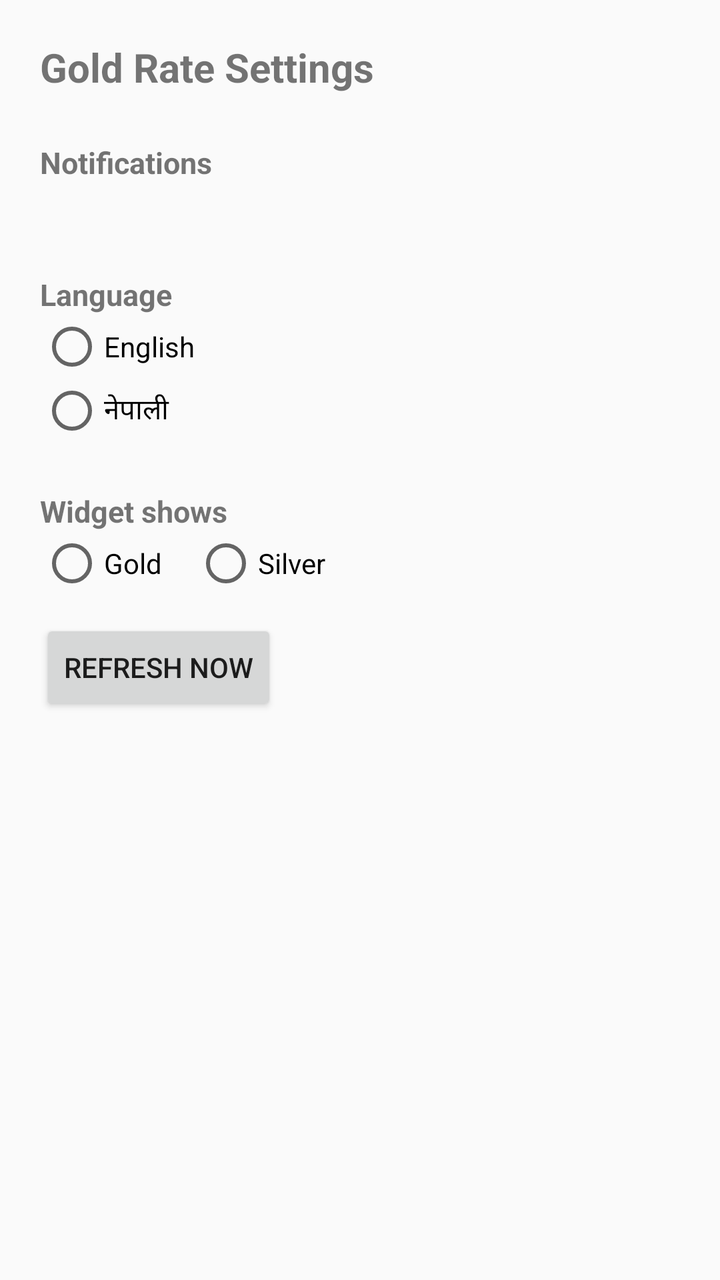
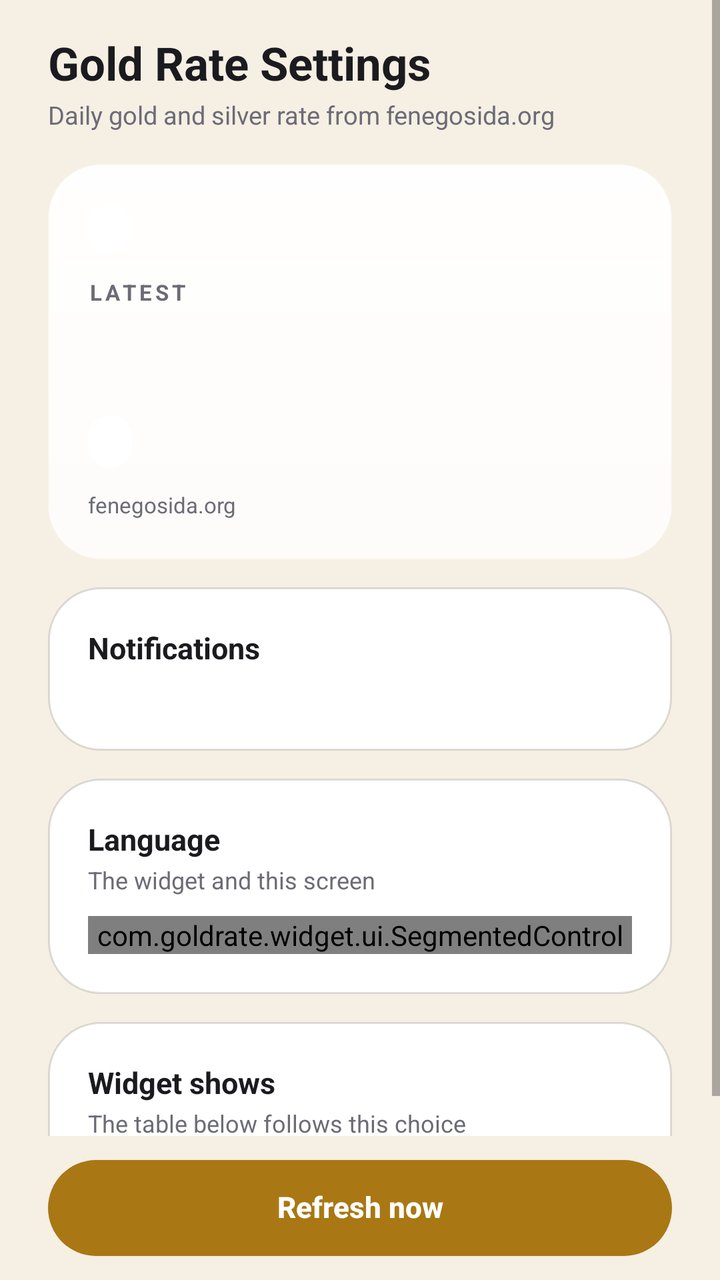

Two renders of the same Android screen: before a commit and after it. Below are the layout's source before the change and the commit's diff.
<!-- AndroidManifest.xml: activity theme Theme.Fenegosidawidget -->
<!-- res/layout/activity_config.xml -->
<?xml version="1.0" encoding="utf-8"?>
<ScrollView xmlns:android="http://schemas.android.com/apk/res/android"
    android:id="@+id/config_root"
    android:layout_width="match_parent"
    android:layout_height="match_parent"
    android:fillViewport="true">

    <LinearLayout
        android:layout_width="match_parent"
        android:layout_height="wrap_content"
        android:orientation="vertical"
        android:padding="20dp">

        <TextView
            android:id="@+id/titleText"
            android:layout_width="match_parent"
            android:layout_height="wrap_content"
            android:text="@string/config_title"
            android:textSize="20sp"
            android:textStyle="bold" />

        <TextView
            android:layout_width="match_parent"
            android:layout_height="wrap_content"
            android:layout_marginTop="24dp"
            android:text="@string/config_notifications_title"
            android:textSize="15sp"
            android:textStyle="bold" />

        <TextView
            android:id="@+id/notificationStatusText"
            android:layout_width="match_parent"
            android:layout_height="wrap_content"
            android:layout_marginTop="4dp"
            android:textSize="13sp" />

        <Button
            android:id="@+id/notificationButton"
            android:layout_width="wrap_content"
            android:layout_height="wrap_content"
            android:layout_marginTop="4dp"
            android:text="@string/config_notifications_enable"
            android:visibility="gone" />

        <TextView
            android:layout_width="match_parent"
            android:layout_height="wrap_content"
            android:layout_marginTop="24dp"
            android:text="@string/config_language_title"
            android:textSize="15sp"
            android:textStyle="bold" />

        <RadioGroup
            android:id="@+id/languageGroup"
            android:layout_width="match_parent"
            android:layout_height="wrap_content"
            android:orientation="vertical">

            <RadioButton
                android:id="@+id/languageEnglish"
                android:layout_width="match_parent"
                android:layout_height="wrap_content"
                android:text="@string/config_language_english" />

            <RadioButton
                android:id="@+id/languageNepali"
                android:layout_width="match_parent"
                android:layout_height="wrap_content"
                android:text="@string/config_language_nepali" />
        </RadioGroup>

        <TextView
            android:layout_width="match_parent"
            android:layout_height="wrap_content"
            android:layout_marginTop="24dp"
            android:text="@string/config_metal_title"
            android:textSize="15sp"
            android:textStyle="bold" />

        <RadioGroup
            android:id="@+id/metalGroup"
            android:layout_width="match_parent"
            android:layout_height="wrap_content"
            android:orientation="horizontal">

            <RadioButton
                android:id="@+id/metalGold"
                android:layout_width="wrap_content"
                android:layout_height="wrap_content"
                android:layout_marginEnd="16dp"
                android:text="@string/config_metal_gold" />

            <RadioButton
                android:id="@+id/metalSilver"
                android:layout_width="wrap_content"
                android:layout_height="wrap_content"
                android:text="@string/config_metal_silver" />
        </RadioGroup>

        <Button
            android:id="@+id/refreshButton"
            android:layout_width="wrap_content"
            android:layout_height="wrap_content"
            android:layout_marginTop="12dp"
            android:text="@string/config_refresh_now" />

        <TextView
            android:id="@+id/historyTitleText"
            android:layout_width="match_parent"
            android:layout_height="wrap_content"
            android:layout_marginTop="24dp"
            android:textSize="15sp"
            android:textStyle="bold" />

        <LinearLayout
            android:id="@+id/historyContainer"
            android:layout_width="match_parent"
            android:layout_height="wrap_content"
            android:layout_marginTop="4dp"
            android:orientation="vertical" />
    </LinearLayout>
</ScrollView>
<!-- resources referenced by this layout -->
<resources>
  <string name="config_language_english">English</string>
  <string name="config_language_nepali">नेपाली</string>
  <string name="config_language_title">Language</string>
  <string name="config_metal_gold">Gold</string>
  <string name="config_metal_silver">Silver</string>
  <string name="config_metal_title">Widget shows</string>
  <string name="config_notifications_enable">Allow notifications</string>
  <string name="config_notifications_title">Notifications</string>
  <string name="config_refresh_now">Refresh now</string>
  <string name="config_title">Gold Rate Settings</string>
  <style name="Theme.Fenegosidawidget" parent="android:Theme.Material.Light.NoActionBar" />
</resources>

<!-- the commit's change to res/layout/activity_config.xml (unified diff, before → after) -->
@@ -1,122 +1,331 @@
 <?xml version="1.0" encoding="utf-8"?>
-<ScrollView xmlns:android="http://schemas.android.com/apk/res/android"
+<FrameLayout xmlns:android="http://schemas.android.com/apk/res/android"
     android:id="@+id/config_root"
     android:layout_width="match_parent"
     android:layout_height="match_parent"
-    android:fillViewport="true">
-
+    android:background="@color/ui_page_bg">
+
+    <ScrollView
+        android:id="@+id/config_scroll"
+        android:layout_width="match_parent"
+        android:layout_height="match_parent"
+        android:clipToPadding="false"
+        android:fillViewport="true">
+
+        <LinearLayout
+            android:id="@+id/config_content"
+            android:layout_width="match_parent"
+            android:layout_height="wrap_content"
+            android:orientation="vertical"
+            android:paddingStart="@dimen/ui_margin_screen"
+            android:paddingTop="16dp"
+            android:paddingEnd="@dimen/ui_margin_screen"
+            android:paddingBottom="24dp">
+
+            
+            <TextView
+                android:id="@+id/titleText"
+                android:layout_width="match_parent"
+                android:layout_height="wrap_content"
+                android:text="@string/config_title"
+                android:textColor="@color/ui_on_surface"
+                android:textSize="23sp"
+                android:textStyle="bold" />
+
+            <TextView
+                android:id="@+id/subtitleText"
+                android:layout_width="match_parent"
+                android:layout_height="wrap_content"
+                android:layout_marginTop="2dp"
+                android:text="@string/config_subtitle"
+                android:textColor="@color/ui_on_surface_variant"
+                android:textSize="12.5sp" />
+
+            
+            <LinearLayout
+                android:id="@+id/headerCard"
+                android:layout_width="match_parent"
+                android:layout_height="wrap_content"
+                android:layout_marginTop="16dp"
+                android:background="@drawable/ui_card_background"
+                android:orientation="vertical"
+                android:padding="@dimen/ui_card_padding">
+
+                <LinearLayout
+                    android:layout_width="match_parent"
+                    android:layout_height="wrap_content"
+                    android:gravity="center_vertical"
+                    android:orientation="horizontal">
+
+                    <TextView
+                        android:id="@+id/headerMetalChip"
+                        android:layout_width="wrap_content"
+                        android:layout_height="wrap_content"
+                        android:background="@drawable/ui_chip_background"
+                        android:letterSpacing="0.08"
+                        android:maxLines="1"
+                        android:paddingStart="11dp"
+                        android:paddingTop="5dp"
+                        android:paddingEnd="11dp"
+                        android:paddingBottom="5dp"
+                        android:textSize="11sp"
+                        android:textStyle="bold" />
+
+                    <TextView
+                        android:id="@+id/headerDate"
+                        android:layout_width="0dp"
+                        android:layout_height="wrap_content"
+                        android:layout_marginStart="10dp"
+                        android:layout_weight="1"
+                        android:gravity="end"
+                        android:maxLines="1"
+                        android:textColor="@color/ui_on_surface_variant"
+                        android:textSize="12sp" />
+                </LinearLayout>
+
+                <TextView
+                    android:id="@+id/headerLabel"
+                    android:layout_width="wrap_content"
+                    android:layout_height="wrap_content"
+                    android:layout_marginTop="12dp"
+                    android:letterSpacing="0.16"
+                    android:maxLines="1"
+                    android:text="@string/widget_rate_label"
+                    android:textColor="@color/ui_on_surface_variant"
+                    android:textSize="11sp"
+                    android:textStyle="bold" />
+
+                <LinearLayout
+                    android:layout_width="match_parent"
+                    android:layout_height="wrap_content"
+                    android:layout_marginTop="4dp"
+                    android:gravity="bottom"
+                    android:orientation="horizontal">
+
+                    <TextView
+                        android:id="@+id/headerAmount"
+                        android:layout_width="wrap_content"
+                        android:layout_height="wrap_content"
+                        android:maxLines="1"
+                        android:textColor="@color/ui_on_surface"
+                        android:textSize="30sp"
+                        android:textStyle="bold" />
+
+                    <TextView
+                        android:id="@+id/headerUnit"
+                        android:layout_width="wrap_content"
+                        android:layout_height="wrap_content"
+                        android:layout_marginStart="6dp"
+                        android:layout_marginBottom="3dp"
+                        android:maxLines="1"
+                        android:textColor="@color/ui_on_surface_variant"
+                        android:textSize="13sp" />
+                </LinearLayout>
+
+                <TextView
+                    android:id="@+id/headerChange"
+                    android:layout_width="wrap_content"
+                    android:layout_height="wrap_content"
+                    android:layout_marginTop="10dp"
+                    android:background="@drawable/ui_chip_background"
+                    android:maxLines="1"
+                    android:paddingStart="11dp"
+                    android:paddingTop="5dp"
+                    android:paddingEnd="11dp"
+                    android:paddingBottom="5dp"
+                    android:textSize="12sp"
+                    android:textStyle="bold" />
+
+                <TextView
+                    android:id="@+id/headerSource"
+                    android:layout_width="match_parent"
+                    android:layout_height="wrap_content"
+                    android:layout_marginTop="11dp"
+                    android:maxLines="1"
+                    android:text="@string/config_source"
+                    android:textColor="@color/ui_on_surface_variant"
+                    android:textSize="11sp" />
+            </LinearLayout>
+
+            
+            <LinearLayout
+                android:id="@+id/notificationCard"
+                android:layout_width="match_parent"
+                android:layout_height="wrap_content"
+                android:layout_marginTop="14dp"
+                android:background="@drawable/ui_surface_card"
+                android:orientation="vertical"
+                android:padding="@dimen/ui_card_padding">
+
+                <TextView
+                    android:id="@+id/notificationTitle"
+                    android:layout_width="match_parent"
+                    android:layout_height="wrap_content"
+                    android:text="@string/config_notifications_title"
+                    android:textColor="@color/ui_on_surface"
+                    android:textSize="15sp"
+                    android:textStyle="bold" />
+
+                <TextView
+                    android:id="@+id/notificationStatusText"
+                    android:layout_width="match_parent"
+                    android:layout_height="wrap_content"
+                    android:layout_marginTop="4dp"
+                    android:textColor="@color/ui_on_surface_variant"
+                    android:textSize="12.5sp" />
+
+                <Button
+                    android:id="@+id/notificationButton"
+                    android:layout_width="wrap_content"
+                    android:layout_height="48dp"
+                    android:layout_marginTop="12dp"
+                    android:background="@drawable/ui_secondary_button"
+                    android:includeFontPadding="false"
+                    android:minHeight="0dp"
+                    android:minWidth="0dp"
+                    android:paddingStart="20dp"
+                    android:paddingEnd="20dp"
+                    android:stateListAnimator="@null"
+                    android:text="@string/config_notifications_enable"
+                    android:textAllCaps="false"
+                    android:textColor="@color/ui_on_surface"
+                    android:textSize="13.5sp"
+                    android:textStyle="bold"
+                    android:visibility="gone" />
+            </LinearLayout>
+
+            
+            <LinearLayout
+                android:id="@+id/languageCard"
+                android:layout_width="match_parent"
+                android:layout_height="wrap_content"
+                android:layout_marginTop="14dp"
+                android:background="@drawable/ui_surface_card"
+                android:orientation="vertical"
+                android:padding="@dimen/ui_card_padding">
+
+                <TextView
+                    android:id="@+id/languageTitle"
+                    android:layout_width="match_parent"
+                    android:layout_height="wrap_content"
+                    android:text="@string/config_language_title"
+                    android:textColor="@color/ui_on_surface"
+                    android:textSize="15sp"
+                    android:textStyle="bold" />
+
+                <TextView
+                    android:id="@+id/languageHint"
+                    android:layout_width="match_parent"
+                    android:layout_height="wrap_content"
+                    android:layout_marginTop="2dp"
+                    android:text="@string/config_language_hint"
+                    android:textColor="@color/ui_on_surface_variant"
+                    android:textSize="12sp" />
+
+                <com.goldrate.widget.ui.SegmentedControl
+                    android:id="@+id/languageControl"
+                    android:layout_width="match_parent"
+                    android:layout_height="wrap_content"
+                    android:layout_marginTop="10dp" />
+            </LinearLayout>
+
+            
+            <LinearLayout
+                android:id="@+id/metalCard"
+                android:layout_width="match_parent"
+                android:layout_height="wrap_content"
+                android:layout_marginTop="14dp"
+                android:background="@drawable/ui_surface_card"
+                android:orientation="vertical"
+                android:padding="@dimen/ui_card_padding">
+
+                <TextView
+                    android:id="@+id/metalTitle"
+                    android:layout_width="match_parent"
+                    android:layout_height="wrap_content"
+                    android:text="@string/config_metal_title"
+                    android:textColor="@color/ui_on_surface"
+                    android:textSize="15sp"
+                    android:textStyle="bold" />
+
+                <TextView
+                    android:id="@+id/metalHint"
+                    android:layout_width="match_parent"
+                    android:layout_height="wrap_content"
+                    android:layout_marginTop="2dp"
+                    android:text="@string/config_metal_hint"
+                    android:textColor="@color/ui_on_surface_variant"
+                    android:textSize="12sp" />
+
+                <com.goldrate.widget.ui.SegmentedControl
+                    android:id="@+id/metalControl"
+                    android:layout_width="match_parent"
+                    android:layout_height="wrap_content"
+                    android:layout_marginTop="10dp" />
+            </LinearLayout>
+
+            
+            <LinearLayout
+                android:id="@+id/historyCard"
+                android:layout_width="match_parent"
+                android:layout_height="wrap_content"
+                android:layout_marginTop="14dp"
+                android:background="@drawable/ui_surface_card"
+                android:orientation="vertical"
+                android:padding="@dimen/ui_card_padding">
+
+                <TextView
+                    android:id="@+id/historyTitleText"
+                    android:layout_width="match_parent"
+                    android:layout_height="wrap_content"
+                    android:textColor="@color/ui_on_surface"
+                    android:textSize="15sp"
+                    android:textStyle="bold" />
+
+                <TextView
+                    android:id="@+id/historyCaptionText"
+                    android:layout_width="match_parent"
+                    android:layout_height="wrap_content"
+                    android:layout_marginTop="3dp"
+                    android:textColor="@color/ui_on_surface_variant"
+                    android:textSize="11.5sp" />
+
+                <LinearLayout
+                    android:id="@+id/historyContainer"
+                    android:layout_width="match_parent"
+                    android:layout_height="wrap_content"
+                    android:layout_marginTop="12dp"
+                    android:orientation="vertical" />
+            </LinearLayout>
+        </LinearLayout>
+    </ScrollView>
+
+    
     <LinearLayout
+        android:id="@+id/config_action_bar"
         android:layout_width="match_parent"
         android:layout_height="wrap_content"
+        android:layout_gravity="bottom"
+        android:background="@color/ui_page_bg"
         android:orientation="vertical"
-        android:padding="20dp">
-
-        <TextView
-            android:id="@+id/titleText"
-            android:layout_width="match_parent"
-            android:layout_height="wrap_content"
-            android:text="@string/config_title"
-            android:textSize="20sp"
-            android:textStyle="bold" />
-
-        <TextView
-            android:layout_width="match_parent"
-            android:layout_height="wrap_content"
-            android:layout_marginTop="24dp"
-            android:text="@string/config_notifications_title"
-            android:textSize="15sp"
-            android:textStyle="bold" />
-
-        <TextView
-            android:id="@+id/notificationStatusText"
-            android:layout_width="match_parent"
-            android:layout_height="wrap_content"
-            android:layout_marginTop="4dp"
-            android:textSize="13sp" />
-
-        <Button
-            android:id="@+id/notificationButton"
-            android:layout_width="wrap_content"
-            android:layout_height="wrap_content"
-            android:layout_marginTop="4dp"
-            android:text="@string/config_notifications_enable"
-            android:visibility="gone" />
-
-        <TextView
-            android:layout_width="match_parent"
-            android:layout_height="wrap_content"
-            android:layout_marginTop="24dp"
-            android:text="@string/config_language_title"
-            android:textSize="15sp"
-            android:textStyle="bold" />
-
-        <RadioGroup
-            android:id="@+id/languageGroup"
-            android:layout_width="match_parent"
-            android:layout_height="wrap_content"
-            android:orientation="vertical">
-
-            <RadioButton
-                android:id="@+id/languageEnglish"
-                android:layout_width="match_parent"
-                android:layout_height="wrap_content"
-                android:text="@string/config_language_english" />
-
-            <RadioButton
-                android:id="@+id/languageNepali"
-                android:layout_width="match_parent"
-                android:layout_height="wrap_content"
-                android:text="@string/config_language_nepali" />
-        </RadioGroup>
-
-        <TextView
-            android:layout_width="match_parent"
-            android:layout_height="wrap_content"
-            android:layout_marginTop="24dp"
-            android:text="@string/config_metal_title"
-            android:textSize="15sp"
-            android:textStyle="bold" />
-
-        <RadioGroup
-            android:id="@+id/metalGroup"
-            android:layout_width="match_parent"
-            android:layout_height="wrap_content"
-            android:orientation="horizontal">
-
-            <RadioButton
-                android:id="@+id/metalGold"
-                android:layout_width="wrap_content"
-                android:layout_height="wrap_content"
-                android:layout_marginEnd="16dp"
-                android:text="@string/config_metal_gold" />
-
-            <RadioButton
-                android:id="@+id/metalSilver"
-                android:layout_width="wrap_content"
-                android:layout_height="wrap_content"
-                android:text="@string/config_metal_silver" />
-        </RadioGroup>
+        android:paddingStart="@dimen/ui_margin_screen"
+        android:paddingTop="12dp"
+        android:paddingEnd="@dimen/ui_margin_screen"
+        android:paddingBottom="12dp">
 
         <Button
             android:id="@+id/refreshButton"
-            android:layout_width="wrap_content"
-            android:layout_height="wrap_content"
-            android:layout_marginTop="12dp"
-            android:text="@string/config_refresh_now" />
-
-        <TextView
-            android:id="@+id/historyTitleText"
             android:layout_width="match_parent"
-            android:layout_height="wrap_content"
-            android:layout_marginTop="24dp"
-            android:textSize="15sp"
+            android:layout_height="48dp"
+            android:background="@drawable/ui_primary_button"
+            android:includeFontPadding="false"
+            android:minHeight="0dp"
+            android:minWidth="0dp"
+            android:stateListAnimator="@null"
+            android:text="@string/config_refresh_now"
+            android:textAllCaps="false"
+            android:textColor="@color/ui_on_accent"
+            android:textSize="14.5sp"
             android:textStyle="bold" />
-
-        <LinearLayout
-            android:id="@+id/historyContainer"
-            android:layout_width="match_parent"
-            android:layout_height="wrap_content"
-            android:layout_marginTop="4dp"
-            android:orientation="vertical" />
     </LinearLayout>
-</ScrollView>
+</FrameLayout>
<!-- resource entries referenced after the edit -->
@@ -1,15 +1,110 @@
 <!-- resources referenced by this layout -->
 <resources>
-  <string name="config_language_english">English</string>
-  <string name="config_language_nepali">नेपाली</string>
+  <color name="ui_on_accent">#FFFFFFFF</color>
+  <color name="ui_on_surface">#FF1B1B1F</color>
+  <color name="ui_on_surface_variant">#FF6C6C76</color>
+  <color name="ui_page_bg">#FFF6EFE4</color>
+  <dimen name="ui_card_padding">20dp</dimen>
+  <dimen name="ui_margin_screen">24dp</dimen>
+  <!-- drawable ui_card_background (drawable) -->
+  <?xml version="1.0" encoding="utf-8"?>
+  <shape xmlns:android="http://schemas.android.com/apk/res/android"
+      android:shape="rectangle">
+  
+      <corners android:radius="@dimen/ui_radius_large" />
+  
+      <gradient
+          android:angle="270"
+          android:endColor="@color/ui_card_end"
+          android:startColor="@color/ui_card_start"
+          android:type="linear" />
+  
+      <stroke
+          android:width="1dp"
+          android:color="@color/ui_card_stroke" />
+  </shape>
+  <!-- drawable ui_chip_background (drawable) -->
+  <?xml version="1.0" encoding="utf-8"?>
+  <shape xmlns:android="http://schemas.android.com/apk/res/android"
+      android:shape="rectangle">
+  
+      <corners android:radius="999dp" />
+  
+      <solid android:color="#FFFFFFFF" />
+  </shape>
+  <!-- drawable ui_primary_button (drawable) -->
+  <?xml version="1.0" encoding="utf-8"?>
+  <ripple xmlns:android="http://schemas.android.com/apk/res/android"
+      android:color="#33FFFFFF">
+  
+      <item android:id="@android:id/mask">
+          <shape android:shape="rectangle">
+              <solid android:color="#FFFFFFFF" />
+              <corners android:radius="999dp" />
+          </shape>
+      </item>
+  
+      <item>
+          <shape android:shape="rectangle">
+              <solid android:color="@color/ui_accent_primary" />
+              <corners android:radius="999dp" />
+          </shape>
+      </item>
+  </ripple>
+  <!-- drawable ui_secondary_button (drawable) -->
+  <?xml version="1.0" encoding="utf-8"?>
+  <ripple xmlns:android="http://schemas.android.com/apk/res/android"
+      android:color="@color/ui_ripple">
+  
+      <item android:id="@android:id/mask">
+          <shape android:shape="rectangle">
+              <solid android:color="#FFFFFFFF" />
+              <corners android:radius="999dp" />
+          </shape>
+      </item>
+  
+      <item>
+          <shape android:shape="rectangle">
+              <solid android:color="@color/ui_card_start" />
+              <corners android:radius="999dp" />
+              <stroke
+                  android:width="1dp"
+                  android:color="@color/ui_outline" />
+          </shape>
+      </item>
+  </ripple>
+  <!-- drawable ui_surface_card (drawable) -->
+  <?xml version="1.0" encoding="utf-8"?>
+  <shape xmlns:android="http://schemas.android.com/apk/res/android"
+      android:shape="rectangle">
+  
+      <corners android:radius="@dimen/ui_radius_large" />
+  
+      <solid android:color="@color/ui_surface" />
+  
+      <stroke
+          android:width="1dp"
+          android:color="@color/ui_outline" />
+  </shape>
+  <string name="config_language_hint">The widget and this screen</string>
   <string name="config_language_title">Language</string>
-  <string name="config_metal_gold">Gold</string>
-  <string name="config_metal_silver">Silver</string>
+  <string name="config_metal_hint">The table below follows this choice</string>
   <string name="config_metal_title">Widget shows</string>
   <string name="config_notifications_enable">Allow notifications</string>
   <string name="config_notifications_title">Notifications</string>
   <string name="config_refresh_now">Refresh now</string>
+  <string name="config_source">fenegosida.org</string>
+  <string name="config_subtitle">Daily gold and silver rate from fenegosida.org</string>
   <string name="config_title">Gold Rate Settings</string>
+  <string name="widget_rate_label">LATEST</string>
   <style name="Theme.Fenegosidawidget" parent="android:Theme.Material.Light.NoActionBar" />
+  <dimen name="ui_radius_large">26dp</dimen>
+  <color name="ui_card_end">#C8FFFFFF</color>
+  <color name="ui_card_start">#EFFFFFFF</color>
+  <color name="ui_card_stroke">#59FFFFFF</color>
+  <color name="ui_accent_primary">#FFA97814</color>
+  <color name="ui_ripple">#33808080</color>
+  <color name="ui_outline">#1F000000</color>
+  <color name="ui_surface">#FFFFFFFF</color>
 </resources>
 
